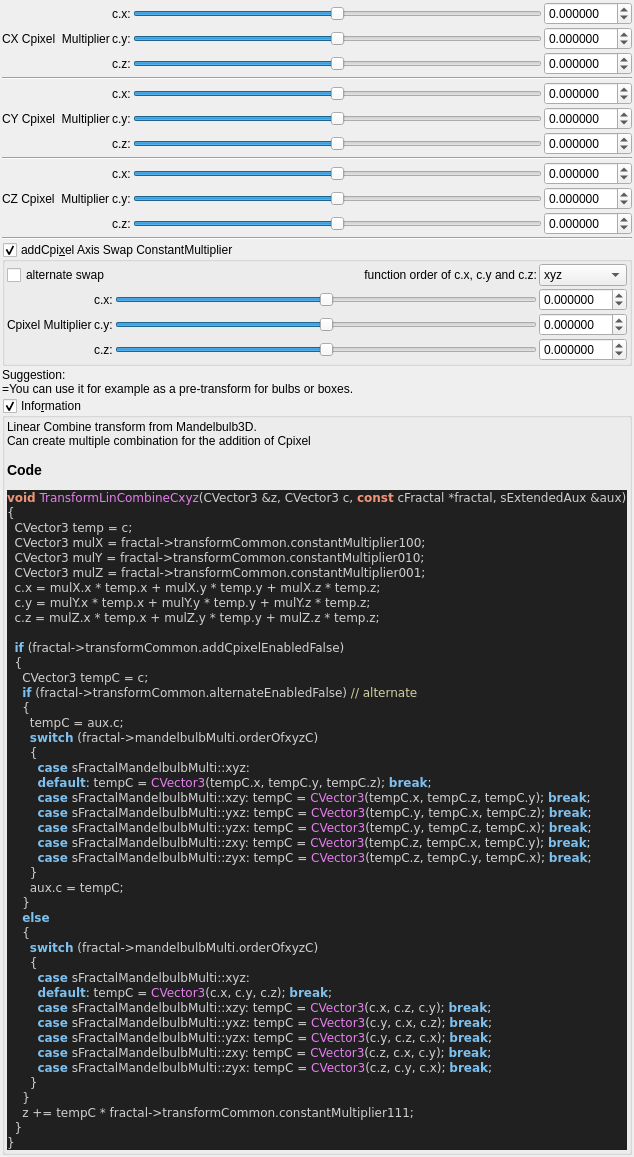
The window that mandelbulber2/qt_data/fractal_transf_lin_combine_Cxyz.ui (buddhi1980/mandelbulber2) describes before a commit, drawn with Qt 5.
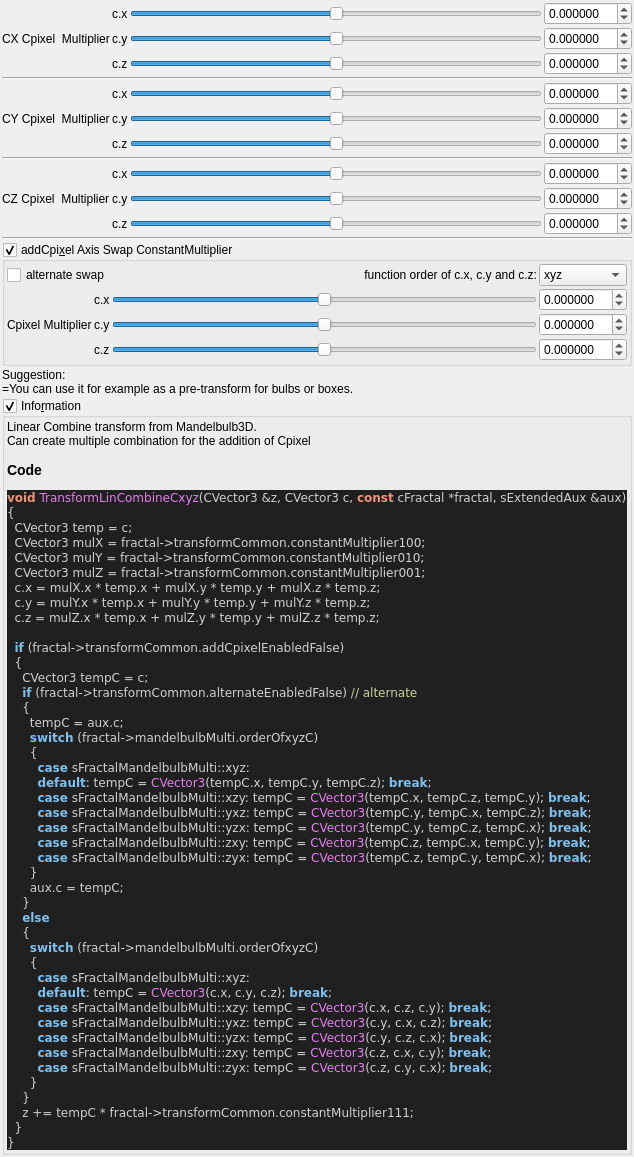
The same window after the commit. Custom widgets are drawn as their Qt base class.

Patch:
```diff
--- a/mandelbulber2/qt_data/fractal_transf_lin_combine_Cxyz.ui
+++ b/mandelbulber2/qt_data/fractal_transf_lin_combine_Cxyz.ui
@@ -87,7 +87,7 @@
      <item row="1" column="1">
       <widget class="QLabel" name="label_110">
        <property name="text">
-        <string>c.y:</string>
+        <string notr="true">c.y</string>
        </property>
       </widget>
      </item>
@@ -538,56 +538,56 @@
      <item row="0" column="1">
       <widget class="QLabel" name="label_116">
        <property name="text">
-        <string>c.x:</string>
+        <string notr="true">c.x</string>
        </property>
       </widget>
      </item>
      <item row="2" column="1">
       <widget class="QLabel" name="label_117">
        <property name="text">
-        <string>c.z:</string>
+        <string notr="true">c.z</string>
        </property>
       </widget>
      </item>
      <item row="4" column="1">
       <widget class="QLabel" name="label_118">
        <property name="text">
-        <string>c.x:</string>
+        <string notr="true">c.x</string>
        </property>
       </widget>
      </item>
      <item row="8" column="1">
       <widget class="QLabel" name="label_119">
        <property name="text">
-        <string>c.x:</string>
+        <string notr="true">c.x</string>
        </property>
       </widget>
      </item>
      <item row="5" column="1">
       <widget class="QLabel" name="label_120">
        <property name="text">
-        <string>c.y:</string>
+        <string notr="true">c.y</string>
        </property>
       </widget>
      </item>
      <item row="9" column="1">
       <widget class="QLabel" name="label_121">
        <property name="text">
-        <string>c.y:</string>
+        <string notr="true">c.y</string>
        </property>
       </widget>
      </item>
      <item row="6" column="1">
       <widget class="QLabel" name="label_122">
        <property name="text">
-        <string>c.z:</string>
+        <string notr="true">c.z</string>
        </property>
       </widget>
      </item>
      <item row="10" column="1">
       <widget class="QLabel" name="label_123">
        <property name="text">
-        <string>c.z:</string>
+        <string notr="true">c.z</string>
        </property>
       </widget>
      </item>
@@ -738,7 +738,7 @@
         <item row="1" column="1">
          <widget class="QLabel" name="label_112">
           <property name="text">
-           <string>c.x:</string>
+           <string notr="true">c.x</string>
           </property>
          </widget>
         </item>
@@ -835,7 +835,7 @@
         <item row="2" column="1">
          <widget class="QLabel" name="label_113">
           <property name="text">
-           <string>c.y:</string>
+           <string notr="true">c.y</string>
           </property>
          </widget>
         </item>
@@ -859,7 +859,7 @@
         <item row="3" column="1">
          <widget class="QLabel" name="label_115">
           <property name="text">
-           <string>c.z:</string>
+           <string notr="true">c.z</string>
           </property>
          </widget>
         </item>
```
Left out of the diff: 12 changed lines with no effect on the pictures.
